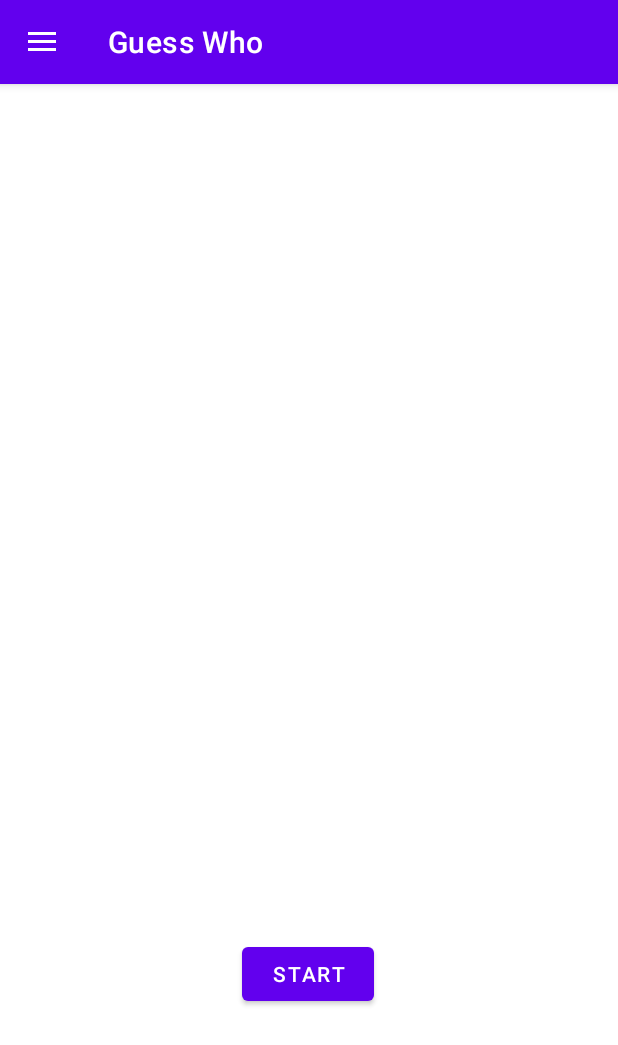
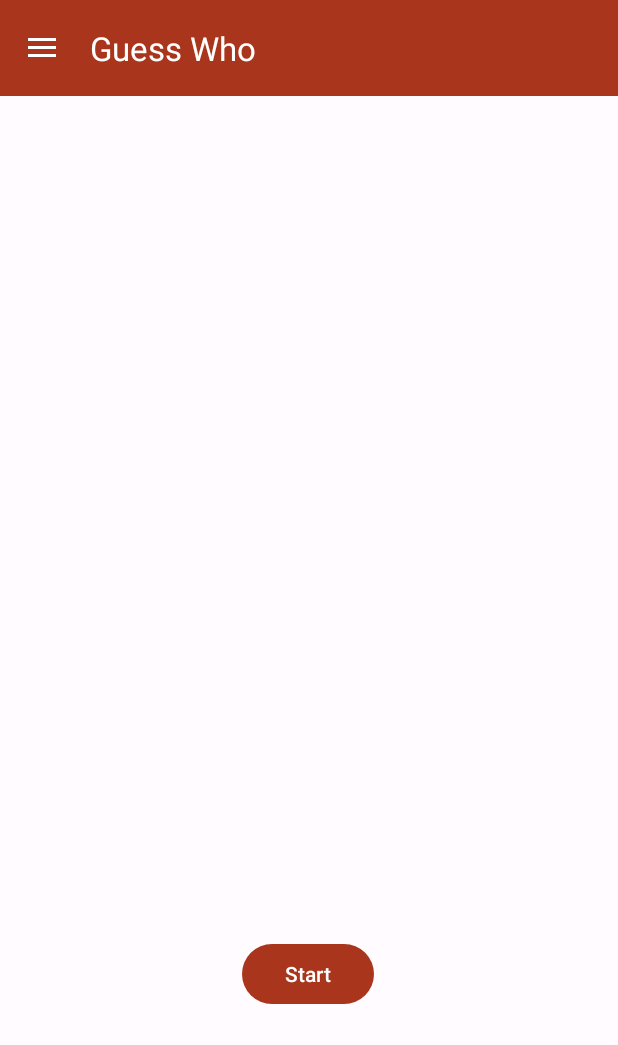
Before and after one commit to PerspectivCollection/Nest, an Android app: the screen it shows after launch (MainActivity), on a phone screen of 412 x 824 dp. Shown: the top 1045 px of the screen. Run offline under Robolectric (Android 15) with nearby library versions, the phone set to English and light mode, and no system bars; our stand-ins replace data binding, navigation-ui.

Commit message:
fix: material 3 design

```diff
--- a/app/src/main/AndroidManifest.xml
+++ b/app/src/main/AndroidManifest.xml
@@ -11,7 +11,7 @@
         android:label="@string/app_name"
         android:roundIcon="@mipmap/ic_launcher_round"
         android:supportsRtl="true"
-        android:theme="@style/Theme.Nest"
+        android:theme="@style/AppTheme"
         tools:targetApi="31">
 <!--        <activity-->
 <!--            android:name=".Home_Main_Navigation"-->
@@ -52,7 +52,7 @@
             android:name="com.example.nest.navigationdraw.MainActivity"
             android:exported="true"
 
-             android:theme="@style/Theme.Nest.NoActionBar">
+             android:theme="@style/AppTheme">
 
             <intent-filter>
                 <action android:name="android.intent.action.MAIN" />
--- a/app/src/main/res/values-night/themes.xml
+++ b/app/src/main/res/values-night/themes.xml
@@ -1,16 +1,31 @@
-<resources xmlns:tools="http://schemas.android.com/tools">
-    <!-- Base application theme. -->
-    <style name="Theme.Nest" parent="Theme.MaterialComponents.DayNight.DarkActionBar">
-        <!-- Primary brand color. -->
-        <item name="colorPrimary">@color/purple_200</item>
-        <item name="colorPrimaryVariant">@color/purple_700</item>
-        <item name="colorOnPrimary">@color/black</item>
-        <!-- Secondary brand color. -->
-        <item name="colorSecondary">@color/teal_200</item>
-        <item name="colorSecondaryVariant">@color/teal_200</item>
-        <item name="colorOnSecondary">@color/black</item>
-        <!-- Status bar color. -->
-        <item name="android:statusBarColor">?attr/colorPrimaryVariant</item>
-        <!-- Customize your theme here. -->
+
+<resources>
+    <style name="AppTheme" parent="Theme.Material3.Dark.NoActionBar">
+        <item name="colorPrimary">@color/md_theme_dark_primary</item>
+        <item name="colorOnPrimary">@color/md_theme_dark_onPrimary</item>
+        <item name="colorPrimaryContainer">@color/md_theme_dark_primaryContainer</item>
+        <item name="colorOnPrimaryContainer">@color/md_theme_dark_onPrimaryContainer</item>
+        <item name="colorSecondary">@color/md_theme_dark_secondary</item>
+        <item name="colorOnSecondary">@color/md_theme_dark_onSecondary</item>
+        <item name="colorSecondaryContainer">@color/md_theme_dark_secondaryContainer</item>
+        <item name="colorOnSecondaryContainer">@color/md_theme_dark_onSecondaryContainer</item>
+        <item name="colorTertiary">@color/md_theme_dark_tertiary</item>
+        <item name="colorOnTertiary">@color/md_theme_dark_onTertiary</item>
+        <item name="colorTertiaryContainer">@color/md_theme_dark_tertiaryContainer</item>
+        <item name="colorOnTertiaryContainer">@color/md_theme_dark_onTertiaryContainer</item>
+        <item name="colorError">@color/md_theme_dark_error</item>
+        <item name="colorErrorContainer">@color/md_theme_dark_errorContainer</item>
+        <item name="colorOnError">@color/md_theme_dark_onError</item>
+        <item name="colorOnErrorContainer">@color/md_theme_dark_onErrorContainer</item>
+        <item name="android:colorBackground">@color/md_theme_dark_background</item>
+        <item name="colorOnBackground">@color/md_theme_dark_onBackground</item>
+        <item name="colorSurface">@color/md_theme_dark_surface</item>
+        <item name="colorOnSurface">@color/md_theme_dark_onSurface</item>
+        <item name="colorSurfaceVariant">@color/md_theme_dark_surfaceVariant</item>
+        <item name="colorOnSurfaceVariant">@color/md_theme_dark_onSurfaceVariant</item>
+        <item name="colorOutline">@color/md_theme_dark_outline</item>
+        <item name="colorOnSurfaceInverse">@color/md_theme_dark_inverseOnSurface</item>
+        <item name="colorSurfaceInverse">@color/md_theme_dark_inverseSurface</item>
+        <item name="colorPrimaryInverse">@color/md_theme_dark_inversePrimary</item>
     </style>
 </resources>
--- a/app/src/main/res/values/colors.xml
+++ b/app/src/main/res/values/colors.xml
@@ -1,10 +1,64 @@
-<?xml version="1.0" encoding="utf-8"?>
+
 <resources>
-    <color name="purple_200">#FFBB86FC</color>
-    <color name="purple_500">#FF6200EE</color>
-    <color name="purple_700">#FF3700B3</color>
-    <color name="teal_200">#FF03DAC5</color>
-    <color name="teal_700">#FF018786</color>
-    <color name="black">#FF000000</color>
-    <color name="white">#FFFFFFFF</color>
+    <color name="seed">#e25f41</color>
+    <color name="md_theme_light_primary">#A9361C</color>
+    <color name="md_theme_light_onPrimary">#FFFFFF</color>
+    <color name="md_theme_light_primaryContainer">#FFDAD2</color>
+    <color name="md_theme_light_onPrimaryContainer">#3D0600</color>
+    <color name="md_theme_light_secondary">#6C5E00</color>
+    <color name="md_theme_light_onSecondary">#FFFFFF</color>
+    <color name="md_theme_light_secondaryContainer">#FAE366</color>
+    <color name="md_theme_light_onSecondaryContainer">#211B00</color>
+    <color name="md_theme_light_tertiary">#006C47</color>
+    <color name="md_theme_light_onTertiary">#FFFFFF</color>
+    <color name="md_theme_light_tertiaryContainer">#8DF7C1</color>
+    <color name="md_theme_light_onTertiaryContainer">#002113</color>
+    <color name="md_theme_light_error">#BA1A1A</color>
+    <color name="md_theme_light_errorContainer">#FFDAD6</color>
+    <color name="md_theme_light_onError">#FFFFFF</color>
+    <color name="md_theme_light_onErrorContainer">#410002</color>
+    <color name="md_theme_light_background">#FFFBFF</color>
+    <color name="md_theme_light_onBackground">#201A19</color>
+    <color name="md_theme_light_surface">#FFFBFF</color>
+    <color name="md_theme_light_onSurface">#201A19</color>
+    <color name="md_theme_light_surfaceVariant">#F5DDD8</color>
+    <color name="md_theme_light_onSurfaceVariant">#534340</color>
+    <color name="md_theme_light_outline">#85736F</color>
+    <color name="md_theme_light_inverseOnSurface">#FBEEEB</color>
+    <color name="md_theme_light_inverseSurface">#362F2D</color>
+    <color name="md_theme_light_inversePrimary">#FFB4A3</color>
+    <color name="md_theme_light_shadow">#000000</color>
+    <color name="md_theme_light_surfaceTint">#A9361C</color>
+    <color name="md_theme_light_outlineVariant">#D8C2BD</color>
+    <color name="md_theme_light_scrim">#000000</color>
+    <color name="md_theme_dark_primary">#FFB4A3</color>
+    <color name="md_theme_dark_onPrimary">#630F00</color>
+    <color name="md_theme_dark_primaryContainer">#881F06</color>
+    <color name="md_theme_dark_onPrimaryContainer">#FFDAD2</color>
+    <color name="md_theme_dark_secondary">#DDC74D</color>
+    <color name="md_theme_dark_onSecondary">#383000</color>
+    <color name="md_theme_dark_secondaryContainer">#524700</color>
+    <color name="md_theme_dark_onSecondaryContainer">#FAE366</color>
+    <color name="md_theme_dark_tertiary">#71DBA6</color>
+    <color name="md_theme_dark_onTertiary">#003823</color>
+    <color name="md_theme_dark_tertiaryContainer">#005235</color>
+    <color name="md_theme_dark_onTertiaryContainer">#8DF7C1</color>
+    <color name="md_theme_dark_error">#FFB4AB</color>
+    <color name="md_theme_dark_errorContainer">#93000A</color>
+    <color name="md_theme_dark_onError">#690005</color>
+    <color name="md_theme_dark_onErrorContainer">#FFDAD6</color>
+    <color name="md_theme_dark_background">#201A19</color>
+    <color name="md_theme_dark_onBackground">#EDE0DD</color>
+    <color name="md_theme_dark_surface">#201A19</color>
+    <color name="md_theme_dark_onSurface">#EDE0DD</color>
+    <color name="md_theme_dark_surfaceVariant">#534340</color>
+    <color name="md_theme_dark_onSurfaceVariant">#D8C2BD</color>
+    <color name="md_theme_dark_outline">#A08C88</color>
+    <color name="md_theme_dark_inverseOnSurface">#201A19</color>
+    <color name="md_theme_dark_inverseSurface">#EDE0DD</color>
+    <color name="md_theme_dark_inversePrimary">#A9361C</color>
+    <color name="md_theme_dark_shadow">#000000</color>
+    <color name="md_theme_dark_surfaceTint">#FFB4A3</color>
+    <color name="md_theme_dark_outlineVariant">#534340</color>
+    <color name="md_theme_dark_scrim">#000000</color>
 </resources>
--- a/app/src/main/res/values/themes.xml
+++ b/app/src/main/res/values/themes.xml
@@ -1,25 +1,31 @@
-<resources xmlns:tools="http://schemas.android.com/tools">
-    <!-- Base application theme. -->
-    <style name="Theme.Nest" parent="Theme.MaterialComponents.DayNight.DarkActionBar">
-        <!-- Primary brand color. -->
-        <item name="colorPrimary">@color/purple_500</item>
-        <item name="colorPrimaryVariant">@color/purple_700</item>
-        <item name="colorOnPrimary">@color/white</item>
-        <!-- Secondary brand color. -->
-        <item name="colorSecondary">@color/teal_200</item>
-        <item name="colorSecondaryVariant">@color/teal_700</item>
-        <item name="colorOnSecondary">@color/black</item>
-        <!-- Status bar color. -->
-        <item name="android:statusBarColor">?attr/colorPrimaryVariant</item>
-        <!-- Customize your theme here. -->
+
+<resources>
+    <style name="AppTheme" parent="Theme.Material3.Light.NoActionBar">
+        <item name="colorPrimary">@color/md_theme_light_primary</item>
+        <item name="colorOnPrimary">@color/md_theme_light_onPrimary</item>
+        <item name="colorPrimaryContainer">@color/md_theme_light_primaryContainer</item>
+        <item name="colorOnPrimaryContainer">@color/md_theme_light_onPrimaryContainer</item>
+        <item name="colorSecondary">@color/md_theme_light_secondary</item>
+        <item name="colorOnSecondary">@color/md_theme_light_onSecondary</item>
+        <item name="colorSecondaryContainer">@color/md_theme_light_secondaryContainer</item>
+        <item name="colorOnSecondaryContainer">@color/md_theme_light_onSecondaryContainer</item>
+        <item name="colorTertiary">@color/md_theme_light_tertiary</item>
+        <item name="colorOnTertiary">@color/md_theme_light_onTertiary</item>
+        <item name="colorTertiaryContainer">@color/md_theme_light_tertiaryContainer</item>
+        <item name="colorOnTertiaryContainer">@color/md_theme_light_onTertiaryContainer</item>
+        <item name="colorError">@color/md_theme_light_error</item>
+        <item name="colorErrorContainer">@color/md_theme_light_errorContainer</item>
+        <item name="colorOnError">@color/md_theme_light_onError</item>
+        <item name="colorOnErrorContainer">@color/md_theme_light_onErrorContainer</item>
+        <item name="android:colorBackground">@color/md_theme_light_background</item>
+        <item name="colorOnBackground">@color/md_theme_light_onBackground</item>
+        <item name="colorSurface">@color/md_theme_light_surface</item>
+        <item name="colorOnSurface">@color/md_theme_light_onSurface</item>
+        <item name="colorSurfaceVariant">@color/md_theme_light_surfaceVariant</item>
+        <item name="colorOnSurfaceVariant">@color/md_theme_light_onSurfaceVariant</item>
+        <item name="colorOutline">@color/md_theme_light_outline</item>
+        <item name="colorOnSurfaceInverse">@color/md_theme_light_inverseOnSurface</item>
+        <item name="colorSurfaceInverse">@color/md_theme_light_inverseSurface</item>
+        <item name="colorPrimaryInverse">@color/md_theme_light_inversePrimary</item>
     </style>
-
-    <style name="Theme.Nest.NoActionBar">
-        <item name="windowActionBar">false</item>
-        <item name="windowNoTitle">true</item>
-    </style>
-
-    <style name="Theme.Nest.AppBarOverlay" parent="ThemeOverlay.AppCompat.Dark.ActionBar" />
-
-    <style name="Theme.Nest.PopupOverlay" parent="ThemeOverlay.AppCompat.Light" />
 </resources>
```
